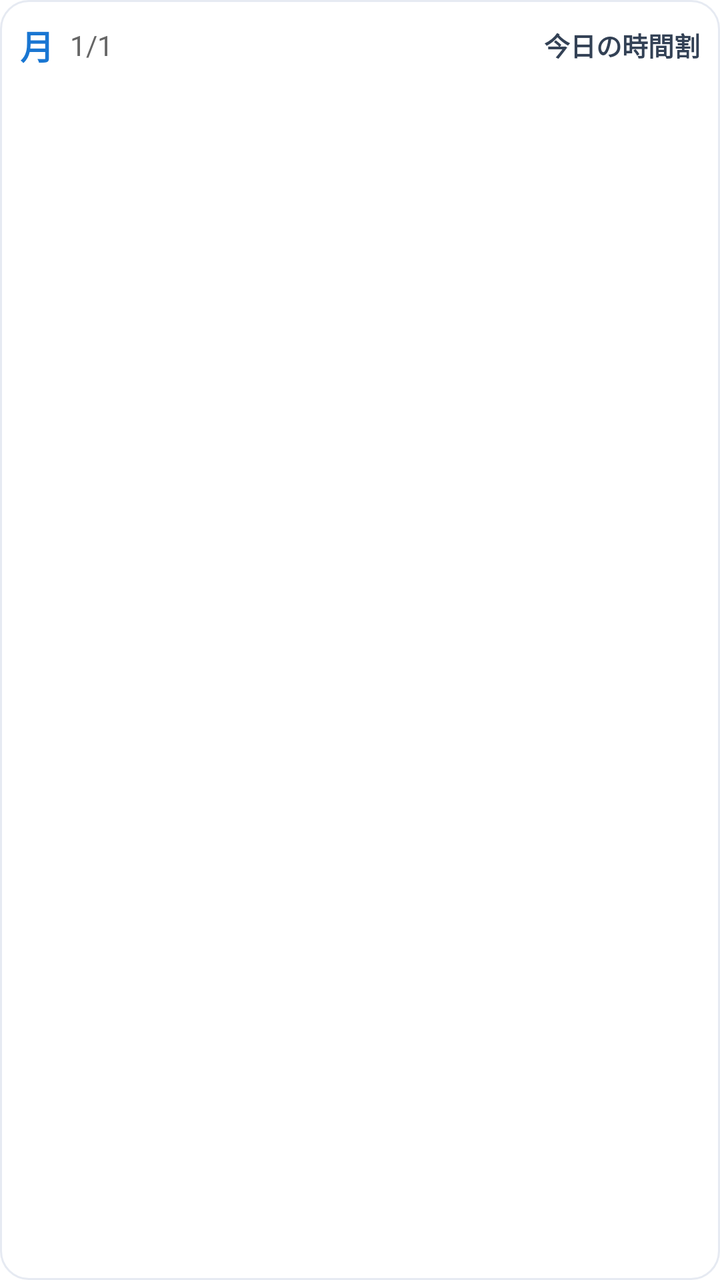
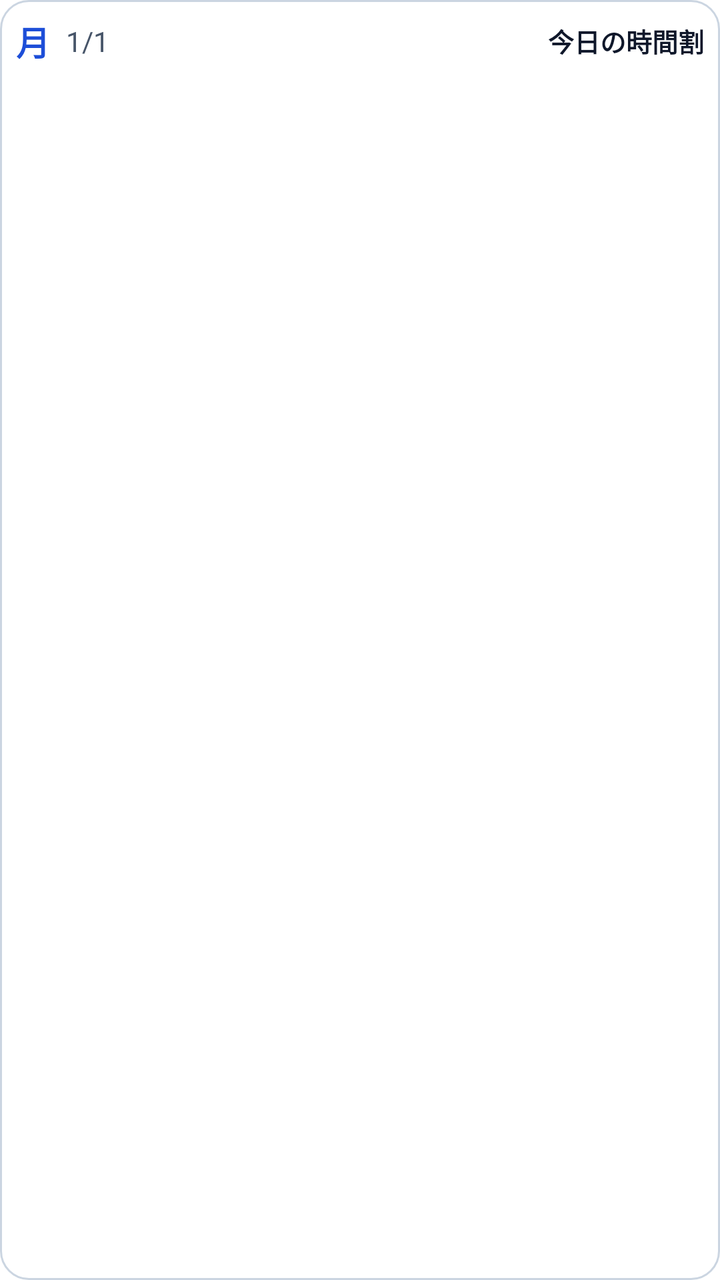

Compare the two renders of this Android layout. The source of the first and the diff that turns it into the second are given below.
<!-- AndroidManifest.xml: fallback theme Theme.MaterialComponents.DayNight.NoActionBar -->
<!-- res/layout/today_schedule_widget.xml -->
<?xml version="1.0" encoding="utf-8"?>
<LinearLayout xmlns:android="http://schemas.android.com/apk/res/android"
    android:id="@+id/widget_container"
    android:layout_width="match_parent"
    android:layout_height="match_parent"
    android:orientation="vertical"
    android:padding="10dp"
    android:gravity="top"
    android:background="@drawable/widget_surface_bg">

    
    <LinearLayout
        android:layout_width="match_parent"
        android:layout_height="wrap_content"
        android:orientation="horizontal"
        android:gravity="center_vertical"
        android:layout_marginBottom="8dp">
        <TextView
            android:id="@+id/today_weekday"
            android:layout_width="wrap_content"
            android:layout_height="wrap_content"
            android:text="月"
            android:textStyle="bold"
            android:textSize="17sp"
            android:textColor="#1976D2" />
        <TextView
            android:id="@+id/today_date"
            android:layout_width="wrap_content"
            android:layout_height="wrap_content"
            android:text="1/1"
            android:textSize="14sp"
            android:textColor="#666666"
            android:layout_marginStart="8dp" />
        
        <FrameLayout
            android:layout_width="0dp"
            android:layout_height="1dp"
            android:layout_weight="1" />
        <TextView
            android:id="@+id/today_title"
            android:layout_width="wrap_content"
            android:layout_height="wrap_content"
            android:text="今日の時間割"
            android:textStyle="bold"
            android:textSize="13sp"
            android:textColor="#334155" />
    </LinearLayout>

    
    <LinearLayout
        android:id="@+id/classes_container"
        android:layout_width="match_parent"
        android:layout_height="wrap_content"
        android:orientation="vertical" />

    
    <TextView
        android:id="@+id/empty_message"
        android:layout_width="match_parent"
        android:layout_height="wrap_content"
        android:text="今日は授業がありません"
        android:textSize="13sp"
        android:textColor="#999999"
        android:gravity="center"
        android:padding="16dp"
        android:visibility="gone" />

</LinearLayout>
<!-- resources referenced by this layout -->
<resources>
  <!-- drawable widget_surface_bg (drawable) -->
  <?xml version="1.0" encoding="utf-8"?>
  <shape xmlns:android="http://schemas.android.com/apk/res/android" android:shape="rectangle">
      <solid android:color="#FFFFFF" />
      <corners android:radius="14dp" />
      <stroke
          android:width="1dp"
          android:color="#E6EAF2" />
  </shape>
</resources>

<!-- the commit's change to res/layout/today_schedule_widget.xml (unified diff, before → after) -->
@@ -4,7 +4,7 @@
     android:layout_width="match_parent"
     android:layout_height="match_parent"
     android:orientation="vertical"
-    android:padding="10dp"
+    android:padding="8dp"
     android:gravity="top"
     android:background="@drawable/widget_surface_bg">
 
@@ -14,7 +14,7 @@
         android:layout_height="wrap_content"
         android:orientation="horizontal"
         android:gravity="center_vertical"
-        android:layout_marginBottom="8dp">
+        android:layout_marginBottom="6dp">
         <TextView
             android:id="@+id/today_weekday"
             android:layout_width="wrap_content"
@@ -22,28 +22,28 @@
             android:text="月"
             android:textStyle="bold"
             android:textSize="17sp"
-            android:textColor="#1976D2" />
+            android:textColor="@color/widget_accent" />
         <TextView
             android:id="@+id/today_date"
             android:layout_width="wrap_content"
             android:layout_height="wrap_content"
             android:text="1/1"
             android:textSize="14sp"
-            android:textColor="#666666"
+            android:textColor="@color/widget_secondary"
             android:layout_marginStart="8dp" />
-        
-        <FrameLayout
-            android:layout_width="0dp"
-            android:layout_height="1dp"
-            android:layout_weight="1" />
         <TextView
             android:id="@+id/today_title"
-            android:layout_width="wrap_content"
+            android:layout_width="0dp"
+            android:layout_weight="1"
+            android:gravity="end"
+            android:layout_marginStart="8dp"
             android:layout_height="wrap_content"
+            android:maxLines="1"
+            android:ellipsize="end"
             android:text="今日の時間割"
             android:textStyle="bold"
             android:textSize="13sp"
-            android:textColor="#334155" />
+            android:textColor="@color/widget_on_surface" />
     </LinearLayout>
 
     
@@ -51,7 +51,7 @@
         android:id="@+id/classes_container"
         android:layout_width="match_parent"
         android:layout_height="wrap_content"
-        android:orientation="vertical" />
+        android:orientation="horizontal" />
 
     
     <TextView
@@ -60,9 +60,16 @@
         android:layout_height="wrap_content"
         android:text="今日は授業がありません"
         android:textSize="13sp"
-        android:textColor="#999999"
+        android:textColor="@color/widget_secondary"
         android:gravity="center"
         android:padding="16dp"
         android:visibility="gone" />
 
+    <TextView
+        android:id="@+id/today_updated"
+        android:layout_width="match_parent"
+        android:layout_height="wrap_content"
+        android:paddingTop="4dp"
+        android:textSize="10sp"
+        android:textColor="@color/widget_secondary" />
 </LinearLayout>
<!-- resource entries referenced after the edit -->
@@ -1,13 +1,18 @@
 <!-- resources referenced by this layout -->
 <resources>
+  <color name="widget_accent">#1D4ED8</color>
+  <color name="widget_on_surface">#0F172A</color>
+  <color name="widget_secondary">#475569</color>
   <!-- drawable widget_surface_bg (drawable) -->
   <?xml version="1.0" encoding="utf-8"?>
   <shape xmlns:android="http://schemas.android.com/apk/res/android" android:shape="rectangle">
-      <solid android:color="#FFFFFF" />
+      <solid android:color="@color/widget_surface" />
       <corners android:radius="14dp" />
       <stroke
           android:width="1dp"
-          android:color="#E6EAF2" />
+          android:color="@color/widget_outline" />
   </shape>
+  <color name="widget_surface">#FFFFFF</color>
+  <color name="widget_outline">#CBD5E1</color>
 </resources>
 
